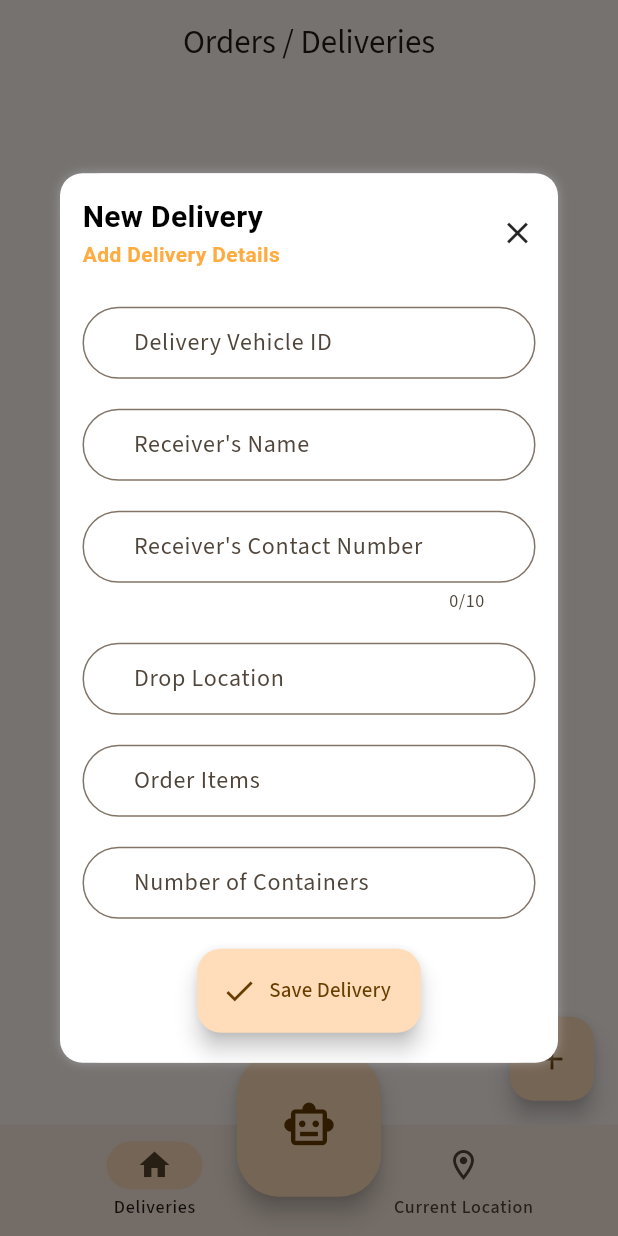
After one commit to vinaytiparadi/KeepTruckin, a Flutter app: the HomeScreen screen opened directly, after a tap on the "add" icon, on a phone screen of 412 x 824 dp. The commit adds this screen. Run offline on Flutter 3.47's test engine with Material 2 defaults, Android fonts, the phone set to English and light mode, and no system bars; our stand-ins replace cloud_firestore, firebase_auth, firebase_core, google_fonts, google_maps_flutter, google_sign_in; accounts and stored records are empty.

Commit message:
implement order tracking functionality, add orders, view orders data with map view

```diff
--- a/lib/LoginRegisteration/register.dart
+++ b/lib/LoginRegisteration/register.dart
@@ -23,9 +23,6 @@ class _RegisterScreenState extends State<RegisterScreen> {
   TextEditingController districtController = TextEditingController();
   TextEditingController pinCodeController = TextEditingController();
 
-  String imageUrl = '';
-  String logoImageUrl = '';
-  String signatureImageUrl = '';
 
   @override
   Widget build(BuildContext context) {
--- /dev/null
+++ b/lib/deliveries.dart
@@ -0,0 +1,311 @@
+import 'dart:developer';
+
+import 'package:cloud_firestore/cloud_firestore.dart';
+import 'package:firebase_auth/firebase_auth.dart';
+import 'package:flutter/material.dart';
+import 'package:google_fonts/google_fonts.dart';
+import 'package:keeptruckin/constants.dart';
+import 'package:keeptruckin/live_location_screen.dart';
+import 'package:keeptruckin/orders_custom_card.dart';
+import 'package:url_launcher/url_launcher.dart';
+
+// import 'live_location_screen.dart';
+// import 'orders_custom_card.dart';
+
+class OrdersHomeScreen extends StatefulWidget {
+  const OrdersHomeScreen({Key? key}) : super(key: key);
+
+  @override
+  State<OrdersHomeScreen> createState() => _OrdersHomeScreenState();
+}
+
+class _OrdersHomeScreenState extends State<OrdersHomeScreen> {
+  final CollectionReference ordersCollectionReference =
+  FirebaseFirestore.instance
+      .collection('users')
+      .doc(FirebaseAuth.instance.currentUser!.uid)
+      .collection('orders');
+
+  TextEditingController receiverName = TextEditingController();
+  TextEditingController receiverPhoneNumber = TextEditingController();
+  TextEditingController orderItems = TextEditingController();
+  TextEditingController numberOfContainers = TextEditingController();
+  TextEditingController orderDropLocation = TextEditingController();
+  TextEditingController deliveryVehicleNumber = TextEditingController();
+
+  @override
+  Widget build(BuildContext context) {
+    return Scaffold(
+      appBar: AppBar(
+        title: Text('Orders / Deliveries'),
+        centerTitle: true,
+      ),
+      floatingActionButton: FloatingActionButton(
+          onPressed: () {
+            _showAddNewDeliveryDialog();
+          },
+          child: const Icon(Icons.add)),
+      body: Column(
+        mainAxisAlignment: MainAxisAlignment.center,
+        crossAxisAlignment: CrossAxisAlignment.center,
+        children: [
+          Expanded(
+            child: StreamBuilder(
+              stream: ordersCollectionReference
+                  .orderBy('timestamp', descending: true)
+                  .snapshots(), //build connection
+              builder: (context, AsyncSnapshot<QuerySnapshot> streamSnapshot) {
+                if (streamSnapshot.hasData) {
+                  return ListView.builder(
+                    shrinkWrap: true,
+                    itemCount:
+                    streamSnapshot.data!.docs.length, //number of rows
+                    itemBuilder: (context, index) {
+                      final DocumentSnapshot documentSnapshot =
+                      streamSnapshot.data!.docs[index];
+                      final String vehicleID =
+                      documentSnapshot['delivery_vehicle_ID'];
+                      final String dropLocation =
+                      documentSnapshot['drop_location'];
+                      final String numberOfContainer =
+                      documentSnapshot['number_of_container'];
+                      final String orderItems = documentSnapshot['order_items'];
+                      final String receiverContactNumber =
+                      documentSnapshot['receiver_contact_number'];
+                      final String receiverName =
+                      documentSnapshot['receiver_name'];
+                      // final String salary = documentSnapshot['salary'];
+
+                      return Column(
+                        children: [
+                          OrdersCustomCard(
+                            documentSnapshot: documentSnapshot,
+                            receiverName: receiverName,
+                            receiverContactNumber: receiverContactNumber,
+                            dropLocation: dropLocation,
+                            onTapCall: () async {
+                              Uri phoneno =
+                              Uri.parse('tel:+91${receiverPhoneNumber}');
+                              if (await launchUrl(phoneno)) {
+                                //dialer opened
+                              } else {
+                                //dailer is not opened
+                              }
+                            },
+                            onTapLiveLocation: () {
+                              Navigator.push(
+                                  context,
+                                  MaterialPageRoute(
+                                      builder: (context) =>
+                                          LiveLocationScreen()));
+                            },
+                          ),
+                        ],
+                      );
+                    },
+                  );
+                }
+                return const Center(
+                  child: CircularProgressIndicator(),
+                );
+              },
+            ),
+          )
+        ],
+      ),
+    );
+  }
+
+  Future<void> _showAddNewDeliveryDialog() async {
+    return showDialog<void>(
+      context: context,
+      barrierDismissible: false, // user must tap button!
+      builder: (BuildContext context) {
+        return AlertDialog(
+          contentPadding: const EdgeInsets.fromLTRB(0, 0, 0, 0),
+          content: Container(
+            width: MediaQuery.of(context).size.width * 0.85,
+            // height: MediaQuery.of(context).size.height * 0.7,
+            // margin: const EdgeInsets.only(top: 15, left: 5, right: 5),
+            decoration: boxDecoration(
+              borderradius: 15,
+            ),
+            child: ListView(
+              shrinkWrap: true,
+              children: [
+                Container(
+                  padding: const EdgeInsets.fromLTRB(15, 15, 15, 5),
+                  child: Row(
+                    mainAxisAlignment: MainAxisAlignment.spaceBetween,
+                    children: [
+                      Column(
+                        crossAxisAlignment: CrossAxisAlignment.start,
+                        children: [
+                          Text(
+                            'New Delivery',
+                            style: GoogleFonts.roboto(
+                                fontSize: 20,
+                                color: Colors.black,
+                                fontWeight: FontWeight.w700),
+                          ),
+                          Text(
+                            'Add Delivery Details',
+                            style: GoogleFonts.roboto(
+                                fontSize: 14,
+                                color: Colors.orangeAccent,
+                                fontWeight: FontWeight.w600),
+                          ),
+                        ],
+                      ),
+                      InkWell(
+                        onTap: () => Navigator.pop(context),
+                        child: const Icon(
+                          Icons.close,
+                        ),
+                      ),
+                    ],
+                  ),
+                ),
+                Container(
+                  padding: const EdgeInsets.fromLTRB(15, 0, 15, 5),
+                  child: Column(
+                    crossAxisAlignment: CrossAxisAlignment.start,
+                    children: [
+                      const SizedBox(
+                        height: 20,
+                      ),
+                      TextFormField(
+                        // style: const TextStyle(fontSize: 16),
+                        textCapitalization: TextCapitalization.words,
+                        controller: deliveryVehicleNumber,
+                        textInputAction: TextInputAction.next,
+                        decoration: InputDecoration(
+                            contentPadding: const EdgeInsets.symmetric(
+                                horizontal: 30, vertical: 10),
+                            border: outlineEnabledBorder(),
+                            labelText: "Delivery Vehicle ID",
+                            hintText: "Enter Delivery Vehicle ID"),
+                      ),
+                      const SizedBox(
+                        height: 20,
+                      ),
+                      TextFormField(
+                        // style: const TextStyle(fontSize: 16),
+                        textCapitalization: TextCapitalization.words,
+                        controller: receiverName,
+                        textInputAction: TextInputAction.next,
+                        decoration: InputDecoration(
+                            contentPadding: const EdgeInsets.symmetric(
+                                horizontal: 30, vertical: 10),
+                            border: outlineEnabledBorder(),
+                            labelText: "Receiver's Name",
+                            hintText: "Enter Receiver's Name"),
+                      ),
+                      const SizedBox(
+                        height: 20,
+                      ),
+
+                      TextFormField(
+                        // style: const TextStyle(fontSize: 16),
+                        textCapitalization: TextCapitalization.words,
+                        controller: receiverPhoneNumber,
+                        textInputAction: TextInputAction.next,
+                        keyboardType: TextInputType.number,
+                        maxLength: 10,
+                        decoration: InputDecoration(
+                            contentPadding: const EdgeInsets.symmetric(
+                                horizontal: 30, vertical: 10),
+                            border: outlineEnabledBorder(),
+                            labelText: "Receiver's Contact Number",
+                            hintText: "+91"),
+                      ),
+                      const SizedBox(
+                        height: 20,
+                      ),
+                      TextFormField(
+                        // style: const TextStyle(fontSize: 16),
+                        textCapitalization: TextCapitalization.words,
+                        controller: orderDropLocation,
+                        textInputAction: TextInputAction.next,
+                        decoration: InputDecoration(
+                            contentPadding: const EdgeInsets.symmetric(
+                                horizontal: 30, vertical: 10),
+                            border: outlineEnabledBorder(),
+                            labelText: "Drop Location",
+                            hintText: "Enter Drop Location"),
+                      ),
+                      const SizedBox(
+                        height: 20,
+                      ),
+                      TextFormField(
+                        // style: const TextStyle(fontSize: 16),
+                        textCapitalization: TextCapitalization.words,
+                        controller: orderItems,
+                        textInputAction: TextInputAction.next,
+                        decoration: InputDecoration(
+                            contentPadding: const EdgeInsets.symmetric(
+                                horizontal: 30, vertical: 10),
+                            border: outlineEnabledBorder(),
+                            labelText: "Order Items",
+                            hintText: "Enter Order Items"),
+                      ),
+                      const SizedBox(
+                        height: 20,
+                      ),
+                      TextFormField(
+                        // style: const TextStyle(fontSize: 16),
+                        textCapitalization: TextCapitalization.words,
+                        controller: numberOfContainers,
+                        textInputAction: TextInputAction.next,
+                        keyboardType: TextInputType.number,
+                        decoration: InputDecoration(
+                            contentPadding: const EdgeInsets.symmetric(
+                                horizontal: 30, vertical: 10),
+                            border: outlineEnabledBorder(),
+                            labelText: "Number of Containers",
+                            hintText: "Enter Number of Containers"),
+                      ),
+                      const SizedBox(
+                        height: 20,
+                      ),
+                      Center(
+                          child: FloatingActionButton.extended(
+                              onPressed: () async {
+                                await ordersCollectionReference.add({
+                                  'delivery_vehicle_ID':
+                                  deliveryVehicleNumber.text,
+                                  'receiver_name': receiverName.text,
+                                  'receiver_contact_number':
+                                  receiverPhoneNumber.text,
+                                  'drop_location': orderDropLocation.text,
+                                  'order_items': orderItems.text,
+                                  'number_of_container':
+                                  numberOfContainers.text,
+                                  'timestamp': FieldValue.serverTimestamp(),
+                                });
+
+                                Navigator.pop(context);
+
+                                receiverName.text = '';
+                                receiverPhoneNumber.text = '';
+                                orderDropLocation.text = '';
+                                orderItems.text = '';
+                                numberOfContainers.text = '';
+                                deliveryVehicleNumber.text = '';
+                              },
+                              icon: const Icon(Icons.done),
+                              label: Text('Save Delivery'))),
+                      const SizedBox(
+                        height: 15,
+                      ),
+                    ],
+                  ),
+                ),
+              ],
+            ),
+          ),
+        );
+      },
+    );
+  }
+}
--- a/lib/home_screen.dart
+++ b/lib/home_screen.dart
@@ -1,10 +1,45 @@
 import 'package:flutter/material.dart';
+import 'package:keeptruckin/constants.dart';
+import 'package:keeptruckin/deliveries.dart';
 
-class HomeScreen extends StatelessWidget {
+class HomeScreen extends StatefulWidget {
   const HomeScreen({Key? key}) : super(key: key);
 
   @override
+  State<HomeScreen> createState() => _HomeScreenState();
+}
+
+class _HomeScreenState extends State<HomeScreen> {
+  int index = 0;
+  final screens =[
+    OrdersHomeScreen(),
+    const Text('Current Location'),
+  ];
+  @override
   Widget build(BuildContext context) {
-    return const Placeholder();
+
+    return Scaffold(
+      body: screens[index],
+      floatingActionButton: FloatingActionButton.large(onPressed: () {}, child: const Icon(Icons.smart_toy_outlined)),
+      floatingActionButtonLocation: FloatingActionButtonLocation.centerDocked,
+      bottomNavigationBar: NavigationBar(
+        height: scHeight(context)*0.09,
+        selectedIndex: index,
+        onDestinationSelected: (index) => setState(() => this.index = index),
+        destinations: [
+          NavigationDestination(
+            icon: const Icon(Icons.home_outlined),
+            label: 'Deliveries',
+            selectedIcon: Icon(Icons.home),
+          ),
+          NavigationDestination(
+            icon: const Icon(Icons.location_on_outlined),
+            label: 'Current Location',
+            selectedIcon: Icon(Icons.location_on),
+          ),
+        ],
+
+      ),
+    );
   }
 }
```
Also changed, not shown: lib/LoginRegisteration/get_started.dart (+5 -4 lines), lib/constants.dart (+36 -9 lines), lib/live_location_screen.dart (added, +161 -0 lines), lib/orders_custom_card.dart (added, +84 -0 lines), pubspec.yaml (+9 -1 lines), assets/truck.png (added), pubspec.lock, 3 other files.
